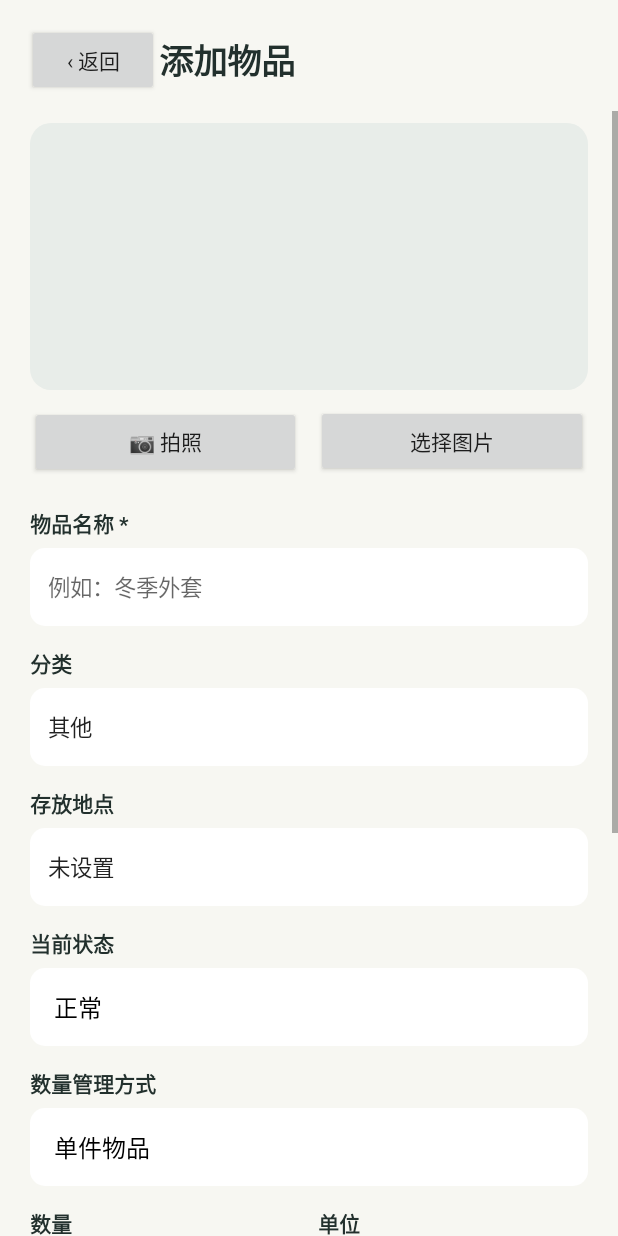
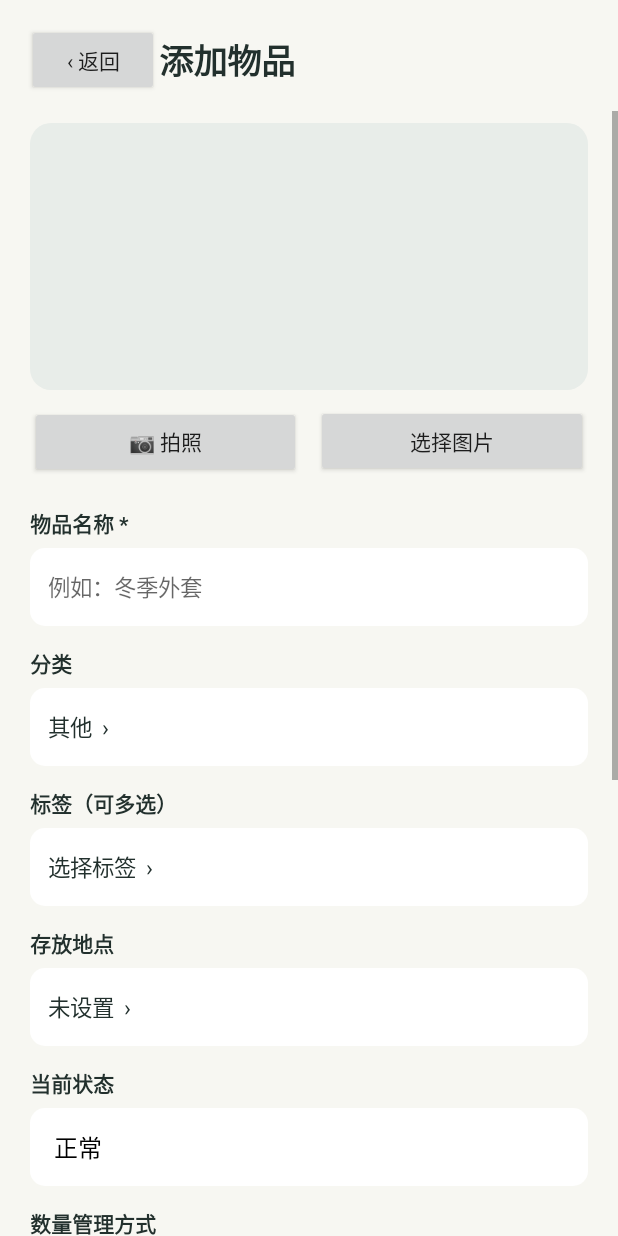
Before and after one commit to crystle13revolution-source/MonoInventory, an Android app: the screen it shows after launch (EditItemActivity), after a tap on "＋ 添加物品", on a phone screen of 412 x 824 dp. Run offline under Robolectric (Android 15) with nearby library versions, the phone set to English and light mode, and no system bars.

Commit message:
Update v0.2

```diff
--- a/app/build.gradle
+++ b/app/build.gradle
@@ -10,8 +10,8 @@ android {
         applicationId 'com.mono.inventory'
         minSdk 29
         targetSdk 34
-        versionCode 1
-        versionName '0.1.0'
+        versionCode 2
+        versionName '0.2.0'
     }
     compileOptions {
         sourceCompatibility JavaVersion.VERSION_17
--- a/app/src/main/java/com/mono/inventory/EditItemActivity.java
+++ b/app/src/main/java/com/mono/inventory/EditItemActivity.java
@@ -25,12 +25,13 @@ import java.time.LocalDate;
 
 public class EditItemActivity extends Activity {
     private static final int PICK_PHOTO=12, TAKE_PHOTO=13;
-    private static final String[] CATEGORIES={"日用品","衣服","家具","爱好","生产力装备","食品","数码设备","书籍","其他"};
     private static final String[] STATUS={"正常","使用中","闲置","借出","维修中","损坏","待处理","已耗尽"};
     private static final String[] MODES={"单件物品","可计数库存"};
     private InventoryDb db; private Item item;
-    private EditText name,location,quantity,unit,notes;
-    private AutoCompleteTextView category;
+    private EditText name,quantity,unit,notes;
+    private TextView category,location,tags;
+    private String selectedCategory="", selectedLocation="未设置";
+    private final java.util.LinkedHashSet<String> selectedTags=new java.util.LinkedHashSet<>();
     private Spinner status,mode;
     private TextView expiry;
     private ImageView photo;
@@ -56,9 +57,14 @@ public class EditItemActivity extends Activity {
         Button gallery=action("选择图片");LinearLayout.LayoutParams gal=new LinearLayout.LayoutParams(0,Ui.dp(this,48),1);gal.leftMargin=Ui.dp(this,10);photoActions.addView(gallery,gal);
         camera.setOnClickListener(v->takePhoto());gallery.setOnClickListener(v->pickPhoto());
         name=field(form,"物品名称 *",item.name,"例如：冬季外套");
-        label(form,"分类");category=new AutoCompleteTextView(this);category.setSingleLine();category.setThreshold(1);
-        category.setAdapter(new ArrayAdapter<>(this,android.R.layout.simple_dropdown_item_1line,CATEGORIES));category.setText(item.category);decorate(category);form.addView(category,Ui.lp(this,-1,52,14));
-        location=field(form,"存放地点",item.location,"例如：卧室 / 衣柜 A / 第二层");
+        selectedCategory=item.categoryId.isEmpty()?db.rootCategory(item.category):item.categoryId;
+        selectedLocation=item.location;
+        try{org.json.JSONArray aTags=new org.json.JSONArray(item.tags);for(int t=0;t<aTags.length();t++)selectedTags.add(aTags.getString(t));}catch(org.json.JSONException ignored){}
+        if(state!=null){selectedCategory=state.getString("category_id",selectedCategory);selectedLocation=state.getString("location_name",selectedLocation);java.util.ArrayList<String> saved=state.getStringArrayList("selected_tags");if(saved!=null){selectedTags.clear();selectedTags.addAll(saved);}}
+        category=optionField(form,"分类");category.setOnClickListener(v->chooseCategory(""));
+        tags=optionField(form,"标签（可多选）");tags.setOnClickListener(v->chooseTags());
+        location=optionField(form,"存放地点");location.setOnClickListener(v->chooseLocation());
+        refreshOptions();
         label(form,"当前状态");status=spinner(form,STATUS,index(STATUS,item.status));
         label(form,"数量管理方式");mode=spinner(form,MODES,"bulk".equals(item.quantityMode)?1:0);
         LinearLayout quantRow=new LinearLayout(this);form.addView(quantRow,Ui.lp(this,-1,-2,16));
@@ -73,6 +79,28 @@ public class EditItemActivity extends Activity {
         Button save=action("保存物品");save.setTextColor(Color.WHITE);save.setBackground(Ui.shape(Ui.GREEN,12,this));form.addView(save,Ui.lp(this,-1,54,12));save.setOnClickListener(v->save());
         if(item.id!=null){Button delete=action("删除此物品");delete.setTextColor(Color.rgb(157,49,49));form.addView(delete,Ui.lp(this,-1,46,0));delete.setOnClickListener(v->confirmDelete());}
     }
+    private TextView optionField(LinearLayout form,String title){label(form,title);TextView t=Ui.text(this,"",15,false);t.setGravity(Gravity.CENTER_VERTICAL);t.setMinHeight(Ui.dp(this,52));t.setBackground(Ui.shape(Color.WHITE,10,this));Ui.pad(t,this,12,10,12,10);form.addView(t,Ui.lp(this,-1,-2,14));return t;}
+    private void refreshOptions(){category.setText(db.categoryPath(selectedCategory)+"  ›");location.setText(selectedLocation+"  ›");tags.setText((selectedTags.isEmpty()?"选择标签":String.join("、",selectedTags))+"  ›");}
+    private interface NameAction {void run(String name);}
+    private void createName(String title,NameAction action){
+        EditText input=new EditText(this);input.setSingleLine(true);input.setHint("请输入名称");
+        AlertDialog dialog=new AlertDialog.Builder(this).setTitle(title).setView(input).setNegativeButton("取消",null).setPositiveButton("创建",null).create();
+        dialog.setOnShowListener(v->dialog.getButton(AlertDialog.BUTTON_POSITIVE).setOnClickListener(w->{String n=input.getText().toString().trim();if(n.isEmpty()){input.setError("请输入名称");return;}try{action.run(n);dialog.dismiss();}catch(Exception e){input.setError(e.getMessage());}}));dialog.show();
+    }
+    private void chooseCategory(String parent){
+        java.util.List<InventoryDb.Category> children=db.children(parent);java.util.ArrayList<String> rows=new java.util.ArrayList<>();
+        rows.add(parent.isEmpty()?"＋ 新建一级分类":"＋ 新建子分类");
+        if(!parent.isEmpty()){rows.add("✓ 选择当前分类");rows.add("‹ 返回上一级");}
+        for(InventoryDb.Category child:children)rows.add(child.name+"  ›");
+        new AlertDialog.Builder(this).setTitle(parent.isEmpty()?"选择分类":db.categoryPath(parent)).setItems(rows.toArray(new String[0]),(d,pos)->{
+            if(pos==0){createName(parent.isEmpty()?"新建一级分类":"新建子分类",n->{String id=db.createCategory(parent,n);selectedCategory=id;refreshOptions();chooseCategory(id);});return;}
+            if(!parent.isEmpty()&&pos==1){selectedCategory=parent;refreshOptions();return;}
+            if(!parent.isEmpty()&&pos==2){chooseCategory(db.categoryParent(parent));return;}
+            chooseCategory(children.get(pos-(parent.isEmpty()?1:3)).id);
+        }).setNegativeButton("关闭",null).show();
+    }
+    private void chooseLocation(){java.util.List<String> values=db.locations();java.util.ArrayList<String> rows=new java.util.ArrayList<>();rows.add("＋ 新建存放地点");rows.addAll(values);new AlertDialog.Builder(this).setTitle("选择存放地点").setItems(rows.toArray(new String[0]),(d,pos)->{if(pos==0)createName("新建存放地点",n->{selectedLocation=db.addLocation(n);refreshOptions();});else{selectedLocation=values.get(pos-1);refreshOptions();}}).setNegativeButton("取消",null).show();}
+    private void chooseTags(){java.util.List<String> values=db.tags();java.util.ArrayList<String> rows=new java.util.ArrayList<>();rows.add("＋ 新建标签");for(String n:values)rows.add((selectedTags.contains(n)?"☑  ":"☐  ")+n);new AlertDialog.Builder(this).setTitle("选择标签 · 可多选").setItems(rows.toArray(new String[0]),(d,pos)->{if(pos==0)createName("新建标签",n->{selectedTags.add(db.addTag(n));refreshOptions();chooseTags();});else{String n=values.get(pos-1);if(!selectedTags.remove(n))selectedTags.add(n);refreshOptions();chooseTags();}}).setPositiveButton("完成",null).show();}
     private Button action(String title){Button b=new Button(this);b.setText(title);b.setAllCaps(false);return b;}
     private void label(LinearLayout p,String text){TextView t=Ui.text(this,text,14,true);p.addView(t,Ui.lp(this,-1,-2,6));}
     private void decorate(EditText e){e.setTextSize(15);e.setSingleLine(true);e.setBackground(Ui.shape(Color.WHITE,10,this));Ui.pad(e,this,12,8,12,8);}
@@ -87,7 +115,7 @@ public class EditItemActivity extends Activity {
         double q;try{q=Double.parseDouble(quantity.getText().toString().trim());}catch(Exception ex){quantity.setError("请输入有效数量");return;}
         if(!Double.isFinite(q)||q<=0){quantity.setError("数量必须大于 0");return;}
         String unitValue=unit.getText().toString().trim();if(unitValue.isEmpty()){unit.setError("请输入单位");return;}
-        item.name=n;item.category=nonempty(category.getText().toString(),"其他");item.location=nonempty(location.getText().toString(),"未设置");
+        item.name=n;item.categoryId=selectedCategory;item.category=db.categoryPath(selectedCategory);item.location=selectedLocation;item.tags=new org.json.JSONArray(selectedTags).toString();
         item.status=STATUS[status.getSelectedItemPosition()];item.quantityMode=mode.getSelectedItemPosition()==0?"single":"bulk";
         item.quantity=q;item.unit=unitValue;item.notes=notes.getText().toString().trim();
         String date=expiry.getText().toString();item.expiryDate=date.equals("选择到期日")?"":date;
@@ -117,5 +145,5 @@ public class EditItemActivity extends Activity {
         if(request==TAKE_PHOTO)cleanupPending();
     }
     private void cleanupPending(){if(pendingCameraUri!=null){try{getContentResolver().delete(pendingCameraUri,null,null);}catch(Exception ignored){}pendingCameraUri=null;}}
-    @Override protected void onSaveInstanceState(Bundle out){super.onSaveInstanceState(out);if(pendingCameraUri!=null)out.putString("camera_uri",pendingCameraUri.toString());out.putString("staged_photo",stagedPhotoPath);}
+    @Override protected void onSaveInstanceState(Bundle out){super.onSaveInstanceState(out);if(pendingCameraUri!=null)out.putString("camera_uri",pendingCameraUri.toString());out.putString("staged_photo",stagedPhotoPath);out.putString("category_id",selectedCategory);out.putString("location_name",selectedLocation);out.putStringArrayList("selected_tags",new java.util.ArrayList<>(selectedTags));}
 }
--- a/app/src/main/java/com/mono/inventory/InventoryDb.java
+++ b/app/src/main/java/com/mono/inventory/InventoryDb.java
@@ -11,7 +11,7 @@ import java.util.UUID;
 
 public class InventoryDb extends SQLiteOpenHelper {
     private static final String DB_NAME="inventory.db";
-    public InventoryDb(Context c) { super(c, DB_NAME, null, 1); }
+    public InventoryDb(Context c) { super(c, DB_NAME, null, 2); }
     @Override public void onCreate(SQLiteDatabase db) {
         db.execSQL("CREATE TABLE groups (id TEXT PRIMARY KEY, name TEXT NOT NULL, created_at INTEGER NOT NULL)");
         db.execSQL("INSERT INTO groups VALUES ('local-default','我的物品',0)");
@@ -20,8 +20,53 @@ public class InventoryDb extends SQLiteOpenHelper {
         db.execSQL("CREATE INDEX idx_items_group ON items(group_id,deleted_at)");
         db.execSQL("CREATE INDEX idx_items_expiry ON items(expiry_date)");
         db.execSQL("CREATE TABLE change_log (id INTEGER PRIMARY KEY AUTOINCREMENT, item_id TEXT NOT NULL, operation TEXT NOT NULL, changed_at INTEGER NOT NULL, version INTEGER NOT NULL)");
+        createOptions(db);
     }
-    @Override public void onUpgrade(SQLiteDatabase db, int oldVersion, int newVersion) { /* Future migrations go here; never drop user data. */ }
+    @Override public void onUpgrade(SQLiteDatabase db, int oldVersion, int newVersion) {
+        if(oldVersion<2) createOptions(db);
+    }
+    public static final class Category {
+        public final String id, name;
+        Category(String id,String name){this.id=id;this.name=name;}
+    }
+    private void createOptions(SQLiteDatabase db){
+        db.execSQL("CREATE TABLE categories (id TEXT PRIMARY KEY, parent_id TEXT NOT NULL DEFAULT '', name TEXT NOT NULL, UNIQUE(parent_id,name))");
+        db.execSQL("CREATE TABLE locations (name TEXT PRIMARY KEY)");
+        db.execSQL("CREATE TABLE tags (name TEXT PRIMARY KEY)");
+        db.execSQL("ALTER TABLE items ADD COLUMN category_id TEXT NOT NULL DEFAULT ''");
+        db.execSQL("ALTER TABLE items ADD COLUMN tags TEXT NOT NULL DEFAULT '[]'");
+        for(String n:new String[]{"日用品","衣服","家具","爱好","生产力装备","食品","数码设备","书籍","其他"}) ensureCategory(db,"",n);
+        List<String> oldCategories=new ArrayList<>();
+        try(Cursor c=db.rawQuery("SELECT DISTINCT category FROM items",null)){
+            while(c.moveToNext()) oldCategories.add(c.getString(0));
+        }
+        for(String n:oldCategories){String id=ensureCategory(db,"",n);db.execSQL("UPDATE items SET category_id=? WHERE category=?",new Object[]{id,n});}
+        db.execSQL("INSERT OR IGNORE INTO locations SELECT DISTINCT location FROM items WHERE location<>''");
+        db.execSQL("INSERT OR IGNORE INTO locations VALUES ('未设置')");
+    }
+    private String ensureCategory(SQLiteDatabase db,String parent,String name){
+        ContentValues v=new ContentValues();v.put("id",UUID.randomUUID().toString());v.put("parent_id",parent);v.put("name",name);
+        db.insertWithOnConflict("categories",null,v,SQLiteDatabase.CONFLICT_IGNORE);
+        try(Cursor c=db.rawQuery("SELECT id FROM categories WHERE parent_id=? AND name=?",new String[]{parent,name})) {if(c.moveToFirst())return c.getString(0);}
+        throw new IllegalStateException("无法创建分类");
+    }
+    public String createCategory(String parent,String name){
+        if(!parent.isEmpty() && !categoryExists(parent))throw new IllegalArgumentException("上级分类不存在");
+        return ensureCategory(getWritableDatabase(),parent,validName(name));
+    }
+    private boolean categoryExists(String id){try(Cursor c=getReadableDatabase().rawQuery("SELECT 1 FROM categories WHERE id=?",new String[]{id})){return c.moveToFirst();}}
+    public List<Category> children(String parent){List<Category> out=new ArrayList<>();try(Cursor c=getReadableDatabase().rawQuery("SELECT id,name FROM categories WHERE parent_id=? ORDER BY name COLLATE NOCASE",new String[]{parent})){while(c.moveToNext())out.add(new Category(c.getString(0),c.getString(1)));}return out;}
+    public String categoryParent(String id){try(Cursor c=getReadableDatabase().rawQuery("SELECT parent_id FROM categories WHERE id=?",new String[]{id})){return c.moveToFirst()?c.getString(0):"";}}
+    public String categoryPath(String id){java.util.LinkedList<String> parts=new java.util.LinkedList<>();java.util.HashSet<String> seen=new java.util.HashSet<>();while(!id.isEmpty()&&seen.add(id)){try(Cursor c=getReadableDatabase().rawQuery("SELECT parent_id,name FROM categories WHERE id=?",new String[]{id})){if(!c.moveToFirst())break;parts.addFirst(c.getString(1));id=c.getString(0);}}return String.join(" ＞ ",parts);}
+    public String rootCategory(String name){return ensureCategory(getWritableDatabase(),"",name);}
+    private String validName(String n){n=n.trim();if(n.isEmpty())throw new IllegalArgumentException("请输入名称");return n;}
+    private String addOption(String table,String name){name=validName(name);ContentValues v=new ContentValues();v.put("name",name);getWritableDatabase().insertWithOnConflict(table,null,v,SQLiteDatabase.CONFLICT_IGNORE);return name;}
+    public String addLocation(String name){return addOption("locations",name);}
+    public String addTag(String name){return addOption("tags",name);}
+    private List<String> options(String table){List<String> out=new ArrayList<>();try(Cursor c=getReadableDatabase().rawQuery("SELECT name FROM "+table+" ORDER BY name COLLATE NOCASE",null)){while(c.moveToNext())out.add(c.getString(0));}return out;}
+    public List<String> locations(){return options("locations");}
+    public List<String> tags(){return options("tags");}
+
     private Item read(Cursor c) {
         Item i=new Item();
         i.id=c.getString(c.getColumnIndexOrThrow("id")); i.groupId=c.getString(c.getColumnIndexOrThrow("group_id"));
@@ -31,14 +76,14 @@ public class InventoryDb extends SQLiteOpenHelper {
         i.unit=c.getString(c.getColumnIndexOrThrow("unit")); i.expiryDate=c.getString(c.getColumnIndexOrThrow("expiry_date"));
         i.notes=c.getString(c.getColumnIndexOrThrow("notes")); i.photoPath=c.getString(c.getColumnIndexOrThrow("photo_path"));
         i.createdAt=c.getLong(c.getColumnIndexOrThrow("created_at")); i.updatedAt=c.getLong(c.getColumnIndexOrThrow("updated_at"));
-        i.version=c.getInt(c.getColumnIndexOrThrow("version")); return i;
+        i.version=c.getInt(c.getColumnIndexOrThrow("version")); i.categoryId=c.getString(c.getColumnIndexOrThrow("category_id")); i.tags=c.getString(c.getColumnIndexOrThrow("tags")); return i;
     }
     public List<Item> all(String filter) {
         List<Item> list=new ArrayList<>();
         String query="SELECT * FROM items WHERE deleted_at IS NULL AND group_id=?";
         String[] args;
         if (filter==null || filter.trim().isEmpty()) args=new String[]{"local-default"};
-        else { query+=" AND (name LIKE ? OR category LIKE ? OR location LIKE ? OR notes LIKE ?)"; String q="%"+filter.trim()+"%"; args=new String[]{"local-default",q,q,q,q}; }
+        else { query+=" AND (name LIKE ? OR category LIKE ? OR location LIKE ? OR notes LIKE ? OR tags LIKE ?)"; String q="%"+filter.trim()+"%"; args=new String[]{"local-default",q,q,q,q,q}; }
         query+=" ORDER BY updated_at DESC";
         try(Cursor c=getReadableDatabase().rawQuery(query,args)) { while(c.moveToNext()) list.add(read(c)); }
         return list;
@@ -54,7 +99,7 @@ public class InventoryDb extends SQLiteOpenHelper {
         else i.version++;
         i.updatedAt=now;
         ContentValues v=new ContentValues(); v.put("id",i.id);v.put("group_id",i.groupId);v.put("name",i.name);
-        v.put("category",i.category);v.put("location",i.location);v.put("status",i.status);
+        v.put("category",i.category);v.put("category_id",i.categoryId);v.put("tags",i.tags);v.put("location",i.location);v.put("status",i.status);
         v.put("quantity_mode",i.quantityMode);v.put("quantity",i.quantity);v.put("unit",i.unit);
         v.put("expiry_date",i.expiryDate);v.put("notes",i.notes);v.put("photo_path",i.photoPath);
         v.put("created_at",i.createdAt);v.put("updated_at",i.updatedAt);v.put("version",i.version);
--- a/app/src/main/java/com/mono/inventory/Item.java
+++ b/app/src/main/java/com/mono/inventory/Item.java
@@ -3,6 +3,7 @@ package com.mono.inventory;
 public class Item {
     public String id, groupId="local-default", name="", category="其他", location="未设置", status="正常";
     public String quantityMode="single", unit="件", expiryDate="", notes="", photoPath="";
+    public String categoryId="", tags="[]";
     public double quantity=1;
     public long createdAt, updatedAt;
     public int version=1;
--- a/app/src/main/java/com/mono/inventory/MainActivity.java
+++ b/app/src/main/java/com/mono/inventory/MainActivity.java
@@ -31,7 +31,7 @@ public class MainActivity extends Activity {
         heading.addView(add);root.addView(heading,Ui.lp(this,-1,-2,18));
         add.setOnClickListener(v->startActivity(new Intent(this,EditItemActivity.class)));
         TextView subtitle=Ui.text(this,"自己的东西，心中有数。",14,false);subtitle.setTextColor(Ui.MUTED);root.addView(subtitle,Ui.lp(this,-1,-2,18));
-        EditText search=new EditText(this);search.setSingleLine();search.setTextSize(15);search.setHint("搜索物品 / 分类 / 位置");
+        EditText search=new EditText(this);search.setSingleLine();search.setTextSize(15);search.setHint("搜索物品 / 分类 / 标签 / 位置");
         search.setBackground(Ui.shape(Color.WHITE,12,this));Ui.pad(search,this,16,11,16,11);
         root.addView(search,Ui.lp(this,-1,-2,16));
         search.addTextChangedListener(new TextWatcher(){public void beforeTextChanged(CharSequence s,int start,int c,int after){}public void onTextChanged(CharSequence s,int st,int before,int count){keyword=s.toString();render();}public void afterTextChanged(Editable e){}});
@@ -58,6 +58,7 @@ public class MainActivity extends Activity {
             LinearLayout body=Ui.vertical(this);Ui.pad(body,this,12,0,2,0);card.addView(body,new LinearLayout.LayoutParams(0,-2,1));
             TextView name=Ui.text(this,i.name,17,true);body.addView(name);
             TextView meta=Ui.text(this,i.category+" · "+i.location,13,false);meta.setTextColor(Ui.MUTED);body.addView(meta);
+            try{org.json.JSONArray ts=new org.json.JSONArray(i.tags);java.util.ArrayList<String> labels=new java.util.ArrayList<>();for(int t=0;t<ts.length();t++)labels.add("#"+ts.getString(t));if(!labels.isEmpty()){TextView tagLine=Ui.text(this,String.join("  ",labels),12,false);tagLine.setTextColor(Ui.GREEN);body.addView(tagLine);}}catch(org.json.JSONException ignored){}
             String qty=(i.quantity==Math.rint(i.quantity))?String.valueOf((long)i.quantity):String.valueOf(i.quantity);
             String details=i.status+"  ·  "+qty+i.unit;
             if(!i.expiryDate.isEmpty())details+="  ·  到期 "+i.expiryDate;
```
